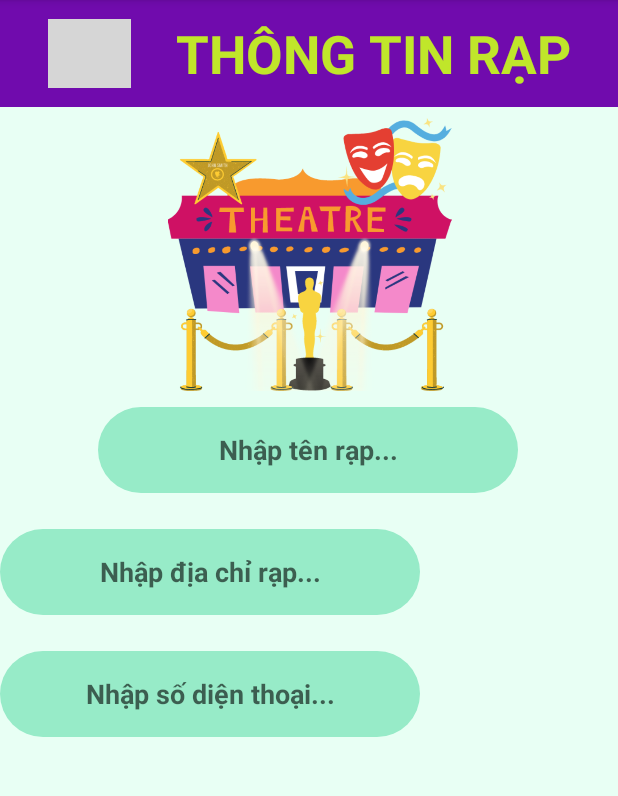
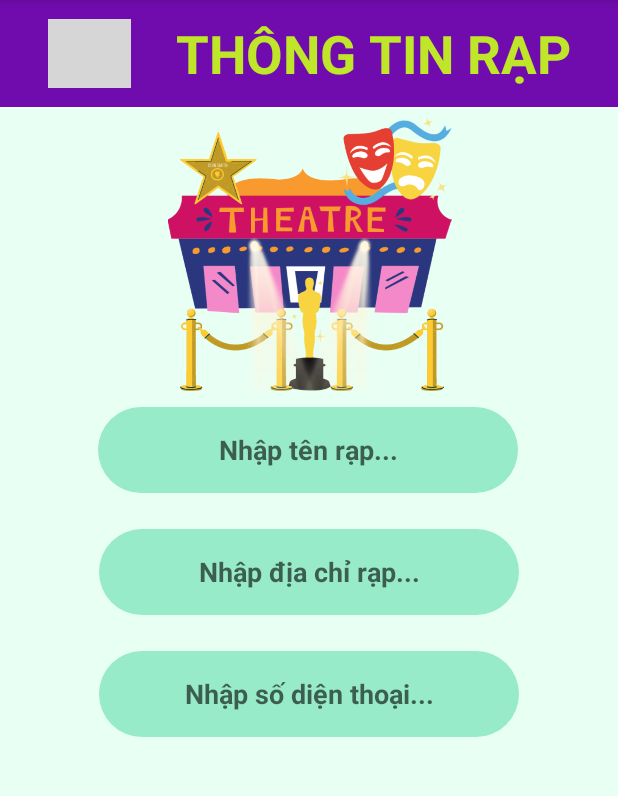
Before and after one commit to nohope4you/CinemaBTLMobile, an Android app: the ManageAddTheater screen opened directly, with no data from a screen before it, on a phone screen of 412 x 824 dp, the part 84-880 px from its top. Run offline under Robolectric (Android 15) with nearby library versions, the phone set to English and light mode, and no system bars; grey boxes are pictures that could not be loaded.

Commit message:
11.3.2024 8h57p

```diff
--- a/app/src/main/res/layout/add_update_setfilm.xml
+++ b/app/src/main/res/layout/add_update_setfilm.xml
@@ -117,6 +117,7 @@
         android:id="@+id/Thongtinsuatgia"
         android:layout_width="356dp"
         android:layout_height="59dp"
+        android:layout_marginTop="189dp"
         android:background="@drawable/cssthongtinaddupdatemanage"
         android:ems="10"
         android:gravity="center"
@@ -125,7 +126,7 @@
         android:textStyle="bold"
         app:layout_constraintEnd_toEndOf="parent"
         app:layout_constraintStart_toStartOf="parent"
-        tools:layout_editor_absoluteY="445dp" />
+        app:layout_constraintTop_toBottomOf="@+id/imageView16" />
 
     <Spinner
         android:id="@+id/thongtinsuattenphong"
--- a/app/src/main/res/layout/add_update_theater.xml
+++ b/app/src/main/res/layout/add_update_theater.xml
@@ -93,8 +93,9 @@
         android:hint="Nhập địa chỉ rạp..."
         android:inputType="textPersonName"
         android:textStyle="bold"
-        app:layout_constraintTop_toBottomOf="@+id/Thongtinraptenrap"
-        tools:layout_editor_absoluteX="65dp" />
+        app:layout_constraintEnd_toEndOf="parent"
+        app:layout_constraintStart_toStartOf="parent"
+        app:layout_constraintTop_toBottomOf="@+id/Thongtinraptenrap" />
 
     <EditText
         android:id="@+id/thongtinrapsdt"
@@ -107,8 +108,9 @@
         android:hint="Nhập số diện thoại..."
         android:inputType="textPhonetic"
         android:textStyle="bold"
-        app:layout_constraintTop_toBottomOf="@+id/thongtinrapdiachi"
-        tools:layout_editor_absoluteX="65dp" />
+        app:layout_constraintEnd_toEndOf="parent"
+        app:layout_constraintStart_toStartOf="parent"
+        app:layout_constraintTop_toBottomOf="@+id/thongtinrapdiachi" />
 
     <ImageView
         android:id="@+id/imageView17"
```
Also changed, not shown: app/src/main/res/layout/add_update_film.xml (+4 -3 lines), 1 other file.
